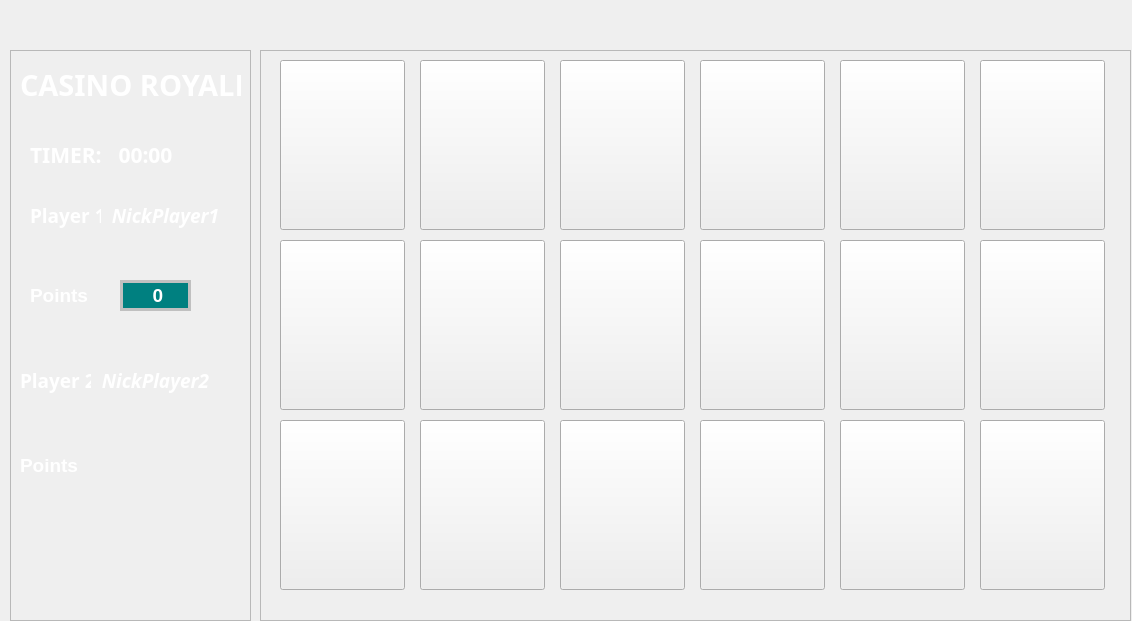
Above: main code/gamewindow.ui from A-HiDALGO/Proyecto1 before the change. Below: the same form after it.
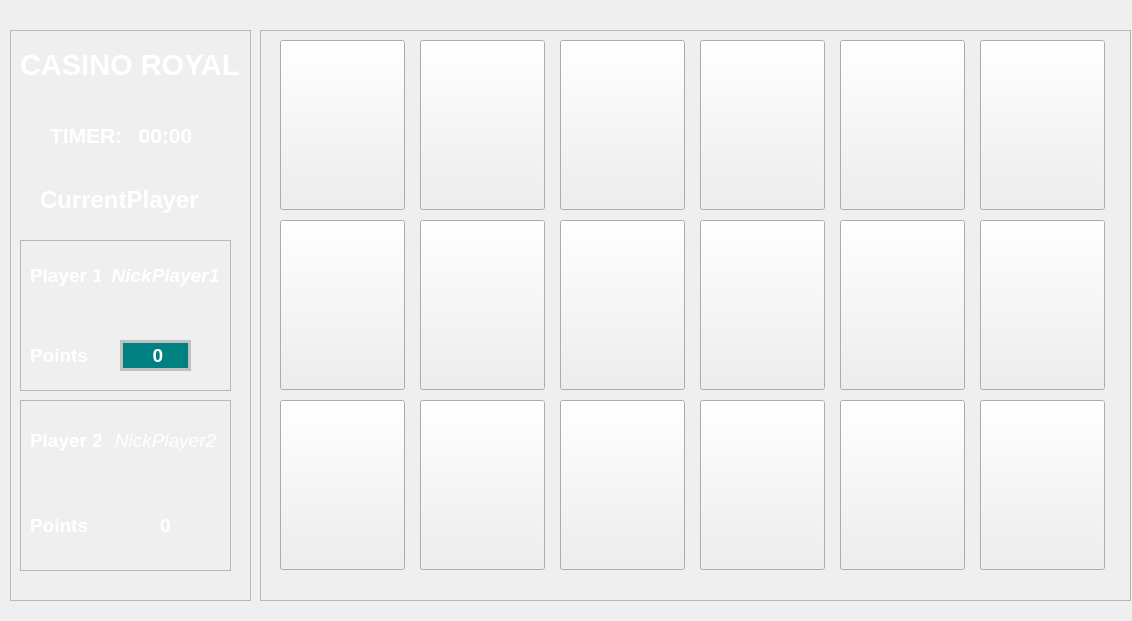
That is the form after the change. Icons and pictures are not drawn.

```diff
--- a/main code/gamewindow.ui
+++ b/main code/gamewindow.ui
@@ -25,7 +25,7 @@
     <property name="geometry">
      <rect>
       <x>260</x>
-      <y>50</y>
+      <y>30</y>
       <width>871</width>
       <height>571</height>
      </rect>
@@ -333,7 +333,7 @@
     <property name="geometry">
      <rect>
       <x>10</x>
-      <y>50</y>
+      <y>30</y>
       <width>241</width>
       <height>571</height>
      </rect>
@@ -367,7 +367,6 @@
      </property>
      <property name="font">
       <font>
-       <family>Bahnschrift SemiBold</family>
        <pointsize>22</pointsize>
        <bold>true</bold>
       </font>
@@ -388,7 +387,7 @@
     <widget class="QLabel" name="timer">
      <property name="geometry">
       <rect>
-       <x>20</x>
+       <x>40</x>
        <y>90</y>
        <width>71</width>
        <height>31</height>
@@ -396,7 +395,6 @@
      </property>
      <property name="font">
       <font>
-       <family>Bahnschrift SemiBold</family>
        <pointsize>16</pointsize>
        <bold>true</bold>
       </font>
@@ -408,56 +406,10 @@
       <string>&lt;html&gt;&lt;head/&gt;&lt;body&gt;&lt;p align=&quot;center&quot;&gt;TIMER: &lt;/p&gt;&lt;/body&gt;&lt;/html&gt;</string>
      </property>
     </widget>
-    <widget class="QLabel" name="player1">
-     <property name="geometry">
-      <rect>
-       <x>20</x>
-       <y>150</y>
-       <width>71</width>
-       <height>31</height>
-      </rect>
-     </property>
-     <property name="font">
-      <font>
-       <family>Bahnschrift SemiBold</family>
-       <pointsize>12</pointsize>
-       <bold>true</bold>
-      </font>
-     </property>
-     <property name="styleSheet">
-      <string notr="true">color: white</string>
-     </property>
-     <property name="text">
-      <string>&lt;html&gt;&lt;head/&gt;&lt;body&gt;&lt;p&gt;&lt;span style=&quot; font-size:14pt;&quot;&gt;Player 1&lt;/span&gt;&lt;/p&gt;&lt;/body&gt;&lt;/html&gt;</string>
-     </property>
-    </widget>
-    <widget class="QLabel" name="player2">
-     <property name="geometry">
-      <rect>
-       <x>10</x>
-       <y>310</y>
-       <width>71</width>
-       <height>41</height>
-      </rect>
-     </property>
-     <property name="font">
-      <font>
-       <family>Bahnschrift SemiBold</family>
-       <pointsize>14</pointsize>
-       <bold>true</bold>
-      </font>
-     </property>
-     <property name="styleSheet">
-      <string notr="true">color: white</string>
-     </property>
-     <property name="text">
-      <string>Player 2</string>
-     </property>
-    </widget>
     <widget class="QLabel" name="seconds">
      <property name="geometry">
       <rect>
-       <x>100</x>
+       <x>120</x>
        <y>90</y>
        <width>71</width>
        <height>31</height>
@@ -465,7 +417,6 @@
      </property>
      <property name="font">
       <font>
-       <family>Bahnschrift SemiBold</family>
        <pointsize>16</pointsize>
        <bold>true</bold>
       </font>
@@ -477,33 +428,42 @@
       <string>&lt;html&gt;&lt;head/&gt;&lt;body&gt;&lt;p align=&quot;center&quot;&gt;&lt;span style=&quot; font-weight:700;&quot;&gt;00:00&lt;/span&gt;&lt;/p&gt;&lt;/body&gt;&lt;/html&gt;</string>
      </property>
     </widget>
-    <widget class="QLabel" name="txtPointsPlayer1">
+    <widget class="QLabel" name="currentPlayer">
      <property name="geometry">
       <rect>
-       <x>20</x>
-       <y>230</y>
-       <width>71</width>
-       <height>31</height>
+       <x>30</x>
+       <y>140</y>
+       <width>171</width>
+       <height>61</height>
       </rect>
      </property>
-     <property name="font">
-      <font>
-       <pointsize>14</pointsize>
-       <bold>true</bold>
-      </font>
-     </property>
-     <property name="styleSheet">
-      <string notr="true">color: white</string>
-     </property>
      <property name="text">
-      <string>Points</string>
+      <string>&lt;html&gt;&lt;head/&gt;&lt;body&gt;&lt;p&gt;&lt;span style=&quot; font-size:18pt; font-weight:700;&quot;&gt;CurrentPlayer&lt;/span&gt;&lt;/p&gt;&lt;/body&gt;&lt;/html&gt;</string>
      </property>
     </widget>
+    <widget class="QFrame" name="frameP1">
+     <property name="geometry">
+      <rect>
+       <x>10</x>
+       <y>210</y>
+       <width>211</width>
+       <height>151</height>
+      </rect>
+     </property>
+     <property name="styleSheet">
+      <string notr="true"/>
+     </property>
+     <property name="frameShape">
+      <enum>QFrame::StyledPanel</enum>
+     </property>
+     <property name="frameShadow">
+      <enum>QFrame::Raised</enum>
+     </property>
     <widget class="QLabel" name="PointsP1">
      <property name="geometry">
       <rect>
-       <x>110</x>
-       <y>230</y>
+        <x>100</x>
+        <y>100</y>
        <width>71</width>
        <height>31</height>
       </rect>
@@ -518,18 +478,17 @@
       <string>&lt;html&gt;&lt;head/&gt;&lt;body&gt;&lt;p align=&quot;center&quot;&gt;0&lt;/p&gt;&lt;/body&gt;&lt;/html&gt;</string>
      </property>
     </widget>
-    <widget class="QLabel" name="nickPlayer2">
+     <widget class="QLabel" name="player1">
      <property name="geometry">
       <rect>
-       <x>90</x>
-       <y>310</y>
-       <width>111</width>
-       <height>41</height>
+        <x>10</x>
+        <y>20</y>
+        <width>71</width>
+        <height>31</height>
       </rect>
      </property>
      <property name="font">
       <font>
-       <family>Bahnschrift SemiBold</family>
        <pointsize>12</pointsize>
        <bold>true</bold>
       </font>
@@ -538,21 +497,42 @@
       <string notr="true">color: white</string>
      </property>
      <property name="text">
-      <string>&lt;html&gt;&lt;head/&gt;&lt;body&gt;&lt;p align=&quot;center&quot;&gt;&lt;span style=&quot; font-size:14pt; font-style:italic;&quot;&gt;NickPlayer2&lt;/span&gt;&lt;/p&gt;&lt;/body&gt;&lt;/html&gt;</string>
+       <string>&lt;html&gt;&lt;head/&gt;&lt;body&gt;&lt;p&gt;&lt;span style=&quot; font-size:14pt;&quot;&gt;Player 1&lt;/span&gt;&lt;/p&gt;&lt;/body&gt;&lt;/html&gt;</string>
+      </property>
+     </widget>
+     <widget class="QLabel" name="txtPointsPlayer1">
+      <property name="geometry">
+       <rect>
+        <x>10</x>
+        <y>100</y>
+        <width>71</width>
+        <height>31</height>
+       </rect>
+      </property>
+      <property name="font">
+       <font>
+        <pointsize>14</pointsize>
+        <bold>true</bold>
+       </font>
+      </property>
+      <property name="styleSheet">
+       <string notr="true">color: white</string>
+      </property>
+      <property name="text">
+       <string>Points</string>
      </property>
     </widget>
     <widget class="QLabel" name="nickPlayer1">
      <property name="geometry">
       <rect>
-       <x>100</x>
-       <y>150</y>
+        <x>90</x>
+        <y>20</y>
        <width>111</width>
        <height>31</height>
       </rect>
      </property>
      <property name="font">
       <font>
-       <family>Bahnschrift SemiBold</family>
        <pointsize>12</pointsize>
        <bold>true</bold>
       </font>
@@ -564,11 +544,27 @@
       <string>&lt;html&gt;&lt;head/&gt;&lt;body&gt;&lt;p align=&quot;center&quot;&gt;&lt;span style=&quot; font-size:14pt; font-style:italic;&quot;&gt;NickPlayer1&lt;/span&gt;&lt;/p&gt;&lt;/body&gt;&lt;/html&gt;</string>
      </property>
     </widget>
+    </widget>
+    <widget class="QFrame" name="frameP2">
+     <property name="geometry">
+      <rect>
+       <x>10</x>
+       <y>370</y>
+       <width>211</width>
+       <height>171</height>
+      </rect>
+     </property>
+     <property name="frameShape">
+      <enum>QFrame::StyledPanel</enum>
+     </property>
+     <property name="frameShadow">
+      <enum>QFrame::Raised</enum>
+     </property>
     <widget class="QLabel" name="txtPointsPlayer2">
      <property name="geometry">
       <rect>
        <x>10</x>
-       <y>400</y>
+        <y>110</y>
        <width>71</width>
        <height>31</height>
       </rect>
@@ -585,6 +581,70 @@
      <property name="text">
       <string>Points</string>
      </property>
+     </widget>
+     <widget class="QLabel" name="nickPlayer2">
+      <property name="geometry">
+       <rect>
+        <x>90</x>
+        <y>20</y>
+        <width>111</width>
+        <height>41</height>
+       </rect>
+      </property>
+      <property name="font">
+       <font>
+        <pointsize>12</pointsize>
+        <bold>false</bold>
+       </font>
+      </property>
+      <property name="styleSheet">
+       <string notr="true">color: white</string>
+      </property>
+      <property name="text">
+       <string>&lt;html&gt;&lt;head/&gt;&lt;body&gt;&lt;p align=&quot;center&quot;&gt;&lt;span style=&quot; font-size:14pt; font-style:italic;&quot;&gt;NickPlayer2&lt;/span&gt;&lt;/p&gt;&lt;/body&gt;&lt;/html&gt;</string>
+      </property>
+     </widget>
+     <widget class="QLabel" name="player2">
+      <property name="geometry">
+       <rect>
+        <x>10</x>
+        <y>20</y>
+        <width>71</width>
+        <height>41</height>
+       </rect>
+      </property>
+      <property name="font">
+       <font>
+        <pointsize>14</pointsize>
+        <bold>true</bold>
+       </font>
+      </property>
+      <property name="styleSheet">
+       <string notr="true">color: white</string>
+      </property>
+      <property name="text">
+       <string>Player 2</string>
+      </property>
+     </widget>
+     <widget class="QLabel" name="PointsP2">
+      <property name="geometry">
+       <rect>
+        <x>110</x>
+        <y>110</y>
+        <width>71</width>
+        <height>31</height>
+       </rect>
+      </property>
+      <property name="font">
+       <font>
+        <pointsize>14</pointsize>
+        <bold>true</bold>
+       </font>
+      </property>
+      <property name="text">
+       <string>&lt;html&gt;&lt;head/&gt;&lt;body&gt;&lt;p align=&quot;center&quot;&gt;0&lt;/p&gt;&lt;/body&gt;&lt;/html&gt;</string>
+      </property>
+     </widget>
     </widget>
    </widget>
   </widget>
```
Lines whose indentation alone changed are shown as unchanged.
